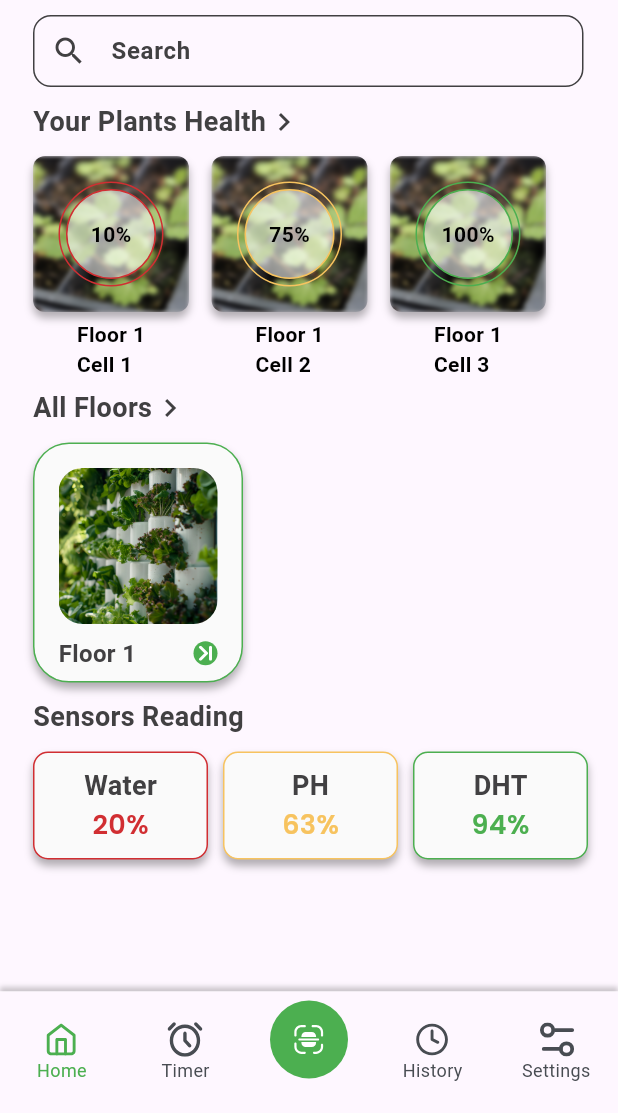
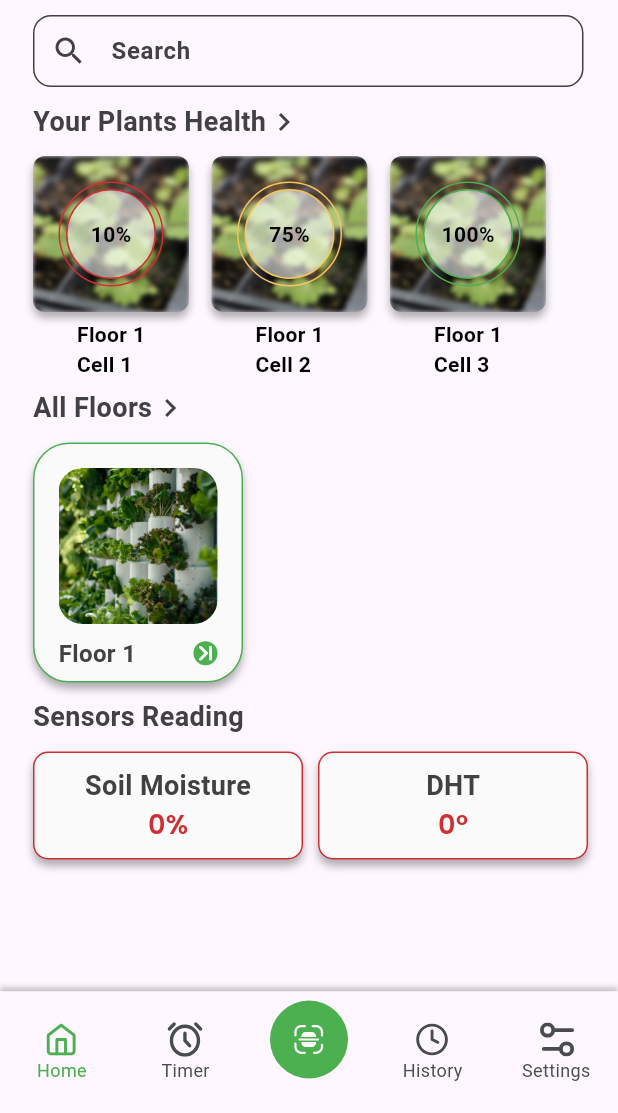
Before and after one commit to Aahmedkamell/argi_lens_app, a Flutter app: the AppLayout screen opened directly, on a phone screen of 412 x 824 dp, the part 123-1236 px from its top. Run offline on Flutter 3.47's test engine with Material 3 defaults, Android fonts, the phone set to English and light mode, and no system bars; our stand-ins replace bloc, buildcondition, dio, equatable, firebase_auth, firebase_core and 7 more; missing offline and left inert: string_similarity; accounts and stored records are empty.

Commit message:
reading sensor data

```diff
--- a/lib/modules/home/home_screen.dart
+++ b/lib/modules/home/home_screen.dart
@@ -14,6 +14,7 @@ import 'all plants/all_plant_screen.dart';
 
 class HomeScreen extends StatelessWidget {
   const HomeScreen({super.key});
+
 
   @override
   Widget build(BuildContext context) {
@@ -148,11 +149,9 @@ class HomeScreen extends StatelessWidget {
                   child: Row(
                     mainAxisSize: MainAxisSize.min,
                     children: [
-                      Expanded(child: sensorReading(sensorName: 'Water', sensorStats: 20)),
+                      Expanded(child: sensorReading1(sensorName: 'Soil Moisture', sensorStats: int.tryParse(cubit.soilMoisture) ?? 0,)),
                       SizedBox(width: 10,),
-                      Expanded(child: sensorReading(sensorName: 'PH', sensorStats: 63)),
-                      SizedBox(width: 10,),
-                      Expanded(child: sensorReading(sensorName: 'DHT', sensorStats: 94)),
+                      Expanded(child: sensorReading2(sensorName: 'DHT', sensorStats: int.tryParse(cubit.temp) ?? 0)),
                     ],
                   ),
                 )
--- a/lib/shared/components/components.dart
+++ b/lib/shared/components/components.dart
@@ -645,7 +645,7 @@ Widget historyItemBuilder(BuildContext context) {
   );
 }
 
-Widget sensorReading ({
+Widget sensorReading1 ({
   required String? sensorName,
   required int? sensorStats,
 })=> Container(
@@ -666,7 +666,7 @@ Widget sensorReading ({
   child: Padding(
     padding: const EdgeInsets.symmetric(
         vertical: 9,
-        horizontal: 22
+        horizontal: 16
     ),
     child: Column(
       children: [
@@ -682,6 +682,51 @@ Widget sensorReading ({
           '$sensorStats%',
           style: GoogleFonts.poppins(
               color: getColorOfStats(sensorStats!),
+              fontSize: 18,
+              fontWeight: FontWeight.w600
+          ),
+        ),
+      ],
+    ),
+  ),
+);
+Widget sensorReading2 ({
+  required String? sensorName,
+  required int? sensorStats,
+})=> Container(
+  height: 72,
+  width: 104,
+  decoration: BoxDecoration(
+    color: Color(0xFFFAFAFA),
+    borderRadius: BorderRadius.circular(10),
+    border: Border.all(color: getColorOfTempStats(sensorStats!)),
+    boxShadow: [
+      BoxShadow(
+        color: Colors.black.withOpacity(0.3),
+        blurRadius: 4,
+        offset: Offset(0, 4),
+      ),
+    ],
+  ),
+  child: Padding(
+    padding: const EdgeInsets.symmetric(
+        vertical: 9,
+        horizontal: 16
+    ),
+    child: Column(
+      children: [
+        Text(
+          '$sensorName',
+          style: TextStyle(
+              color: Color(0xFF414042),
+              fontSize: 18,
+              fontWeight: FontWeight.w600
+          ),
+        ),
+        Text(
+          '$sensorStats°',
+          style: GoogleFonts.poppins(
+              color: getColorOfTempStats(sensorStats!),
               fontSize: 18,
               fontWeight: FontWeight.w600
           ),
@@ -754,3 +799,13 @@ Color getColorOfStats(int stats) {
     return ColorManager.greenColor;
   }
 }
+
+Color getColorOfTempStats(int stats) {
+  if (stats <= 30 && stats >= 15) {
+    return ColorManager.greenColor;
+  } else if (stats <= 35 && stats >= 10) {
+    return ColorManager.yellowColor;  }
+  else{
+    return ColorManager.redColor;
+  }
+}
--- a/lib/shared/cubit/cubit.dart
+++ b/lib/shared/cubit/cubit.dart
@@ -7,6 +7,7 @@ import 'package:agre_lens_app/modules/settings/settings_screen.dart';
 import 'package:agre_lens_app/modules/timer/timer_screen.dart';
 import 'package:agre_lens_app/shared/cubit/states.dart';
 import 'package:agre_lens_app/shared/styles/colors.dart';
+import 'package:firebase_database/firebase_database.dart';
 import 'package:fl_chart/fl_chart.dart';
 import 'package:flutter/material.dart';
 import 'package:flutter_bloc/flutter_bloc.dart';
@@ -20,6 +21,7 @@ class AppCubit extends Cubit<AppStates> {
     hourController = FixedExtentScrollController(initialItem: selectedHour);
     minuteController = FixedExtentScrollController(initialItem: selectedMinute);
     _init();
+    listenToFarmData();
   }
 
   void _init() async {
@@ -27,6 +29,40 @@ class AppCubit extends Cubit<AppStates> {
   }
 
   static AppCubit get(BuildContext context) => BlocProvider.of(context);
+
+
+  //firebase real time reading
+
+  final DatabaseReference farmRef = FirebaseDatabase.instance.ref('farm');
+
+  String soilMoisture = '';
+  String temp = '';
+
+  void listenToFarmData() {
+    farmRef.onValue.listen((event) {
+      var data = event.snapshot.value as Map<dynamic, dynamic>?;
+
+      if (data != null) {
+        // قراءة الثلاث قيم
+        int soil1 = int.tryParse(data['SoilMoisture1'].toString()) ?? 0;
+        int soil2 = int.tryParse(data['SoilMoisture2'].toString()) ?? 0;
+        int soil3 = int.tryParse(data['SoilMoisture3'].toString()) ?? 0;
+
+        // نحسب الافرج
+        int avgSoilMoisture = ((soil1 + soil2 + soil3) / 3).round();
+
+        // نحط الافرج
+        soilMoisture = avgSoilMoisture.toString();
+
+        temp = data['temp'].toString(); // عادي temp زي ما هي
+
+        emit(FarmDataUpdated());
+      }
+    });
+  }
+
+
+  //
 
   String selectedButton = '';
   String selectedButton2 = '';
```
Also changed, not shown: lib/shared/cubit/states.dart (+14 -0 lines), lib/modules/login/login_screen.dart (line endings or trailing spaces), 4 other files.
